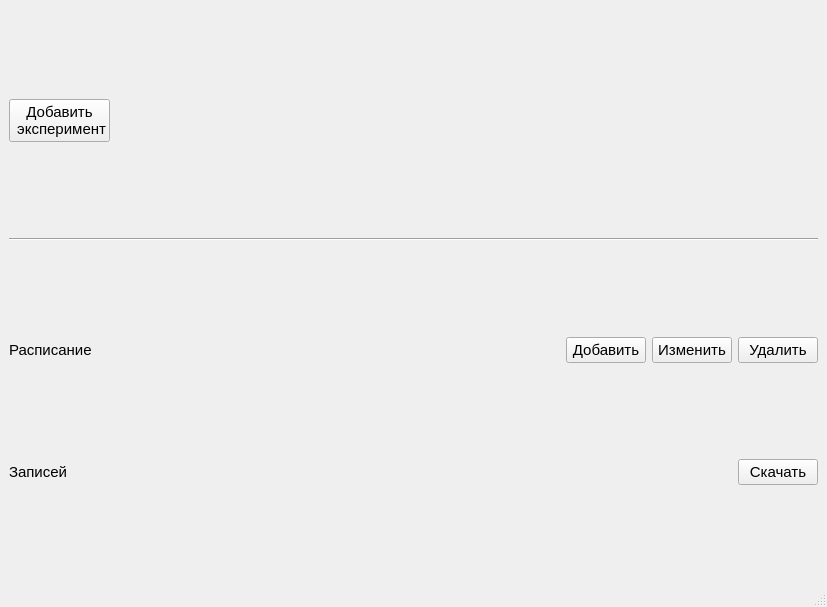
Before: the Qt Designer form ui/v1/main_window.ui in mcsltd/mcs-inRat-planner, drawn with Qt 5.
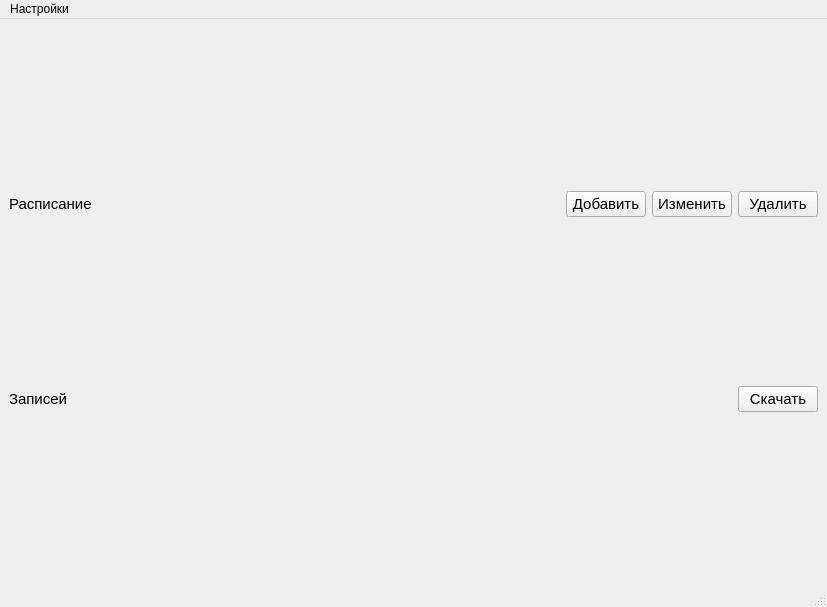
After: the same form once the commit is applied.

Commit message: ui: move dlg create experiment in dlg window for create schedule

The edit to the form file:
```diff
--- a/ui/v1/main_window.ui
+++ b/ui/v1/main_window.ui
@@ -20,7 +20,60 @@
   </property>
   <widget class="QWidget" name="centralwidget">
    <layout class="QGridLayout" name="gridLayout">
-    <item row="2" column="0">
+    <item row="1" column="0">
+     <layout class="QVBoxLayout" name="verticalLayoutHistory">
+      <item>
+       <layout class="QHBoxLayout" name="horizontalLayoutShowRecords">
+        <item>
+         <widget class="QLabel" name="labelHistory">
+          <property name="font">
+           <font>
+            <family>Arial</family>
+            <pointsize>11</pointsize>
+           </font>
+          </property>
+          <property name="text">
+           <string>Записей</string>
+          </property>
+         </widget>
+        </item>
+        <item>
+         <spacer name="horizontalSpacerDownloadRecords">
+          <property name="font">
+           <font>
+            <family>Arial</family>
+            <pointsize>10</pointsize>
+           </font>
+          </property>
+          <property name="orientation">
+           <enum>Qt::Orientation::Horizontal</enum>
+          </property>
+          <property name="sizeHint" stdset="0">
+           <size>
+            <width>40</width>
+            <height>20</height>
+           </size>
+          </property>
+         </spacer>
+        </item>
+        <item>
+         <widget class="QPushButton" name="pushButtonDownloadRecords">
+          <property name="font">
+           <font>
+            <family>Arial</family>
+            <pointsize>11</pointsize>
+           </font>
+          </property>
+          <property name="text">
+           <string>Скачать</string>
+          </property>
+         </widget>
+        </item>
+       </layout>
+      </item>
+     </layout>
+    </item>
+    <item row="0" column="0">
      <layout class="QVBoxLayout" name="verticalLayoutSchedule">
       <item>
        <layout class="QHBoxLayout" name="horizontalLayout_2">
@@ -99,101 +152,6 @@
       </item>
      </layout>
     </item>
-    <item row="0" column="0">
-     <layout class="QVBoxLayout" name="verticalLayout">
-      <item>
-       <layout class="QHBoxLayout" name="horizontalLayout">
-        <item>
-         <widget class="QPushButton" name="pushButtonAddExperiment">
-          <property name="font">
-           <font>
-            <family>Segoe UI</family>
-            <pointsize>11</pointsize>
-           </font>
-          </property>
-          <property name="text">
-           <string>Добавить
- эксперимент</string>
-          </property>
-         </widget>
-        </item>
-        <item>
-         <spacer name="horizontalSpacer_2">
-          <property name="orientation">
-           <enum>Qt::Orientation::Horizontal</enum>
-          </property>
-          <property name="sizeHint" stdset="0">
-           <size>
-            <width>40</width>
-            <height>20</height>
-           </size>
-          </property>
-         </spacer>
-        </item>
-       </layout>
-      </item>
-     </layout>
-    </item>
-    <item row="3" column="0">
-     <layout class="QVBoxLayout" name="verticalLayoutHistory">
-      <item>
-       <layout class="QHBoxLayout" name="horizontalLayoutShowRecords">
-        <item>
-         <widget class="QLabel" name="labelHistory">
-          <property name="font">
-           <font>
-            <family>Arial</family>
-            <pointsize>11</pointsize>
-           </font>
-          </property>
-          <property name="text">
-           <string>Записей</string>
-          </property>
-         </widget>
-        </item>
-        <item>
-         <spacer name="horizontalSpacerDownloadRecords">
-          <property name="font">
-           <font>
-            <family>Arial</family>
-            <pointsize>10</pointsize>
-           </font>
-          </property>
-          <property name="orientation">
-           <enum>Qt::Orientation::Horizontal</enum>
-          </property>
-          <property name="sizeHint" stdset="0">
-           <size>
-            <width>40</width>
-            <height>20</height>
-           </size>
-          </property>
-         </spacer>
-        </item>
-        <item>
-         <widget class="QPushButton" name="pushButtonDownloadRecords">
-          <property name="font">
-           <font>
-            <family>Arial</family>
-            <pointsize>11</pointsize>
-           </font>
-          </property>
-          <property name="text">
-           <string>Скачать</string>
-          </property>
-         </widget>
-        </item>
-       </layout>
-      </item>
-     </layout>
-    </item>
-    <item row="1" column="0">
-     <widget class="Line" name="lineSeparate">
-      <property name="orientation">
-       <enum>Qt::Orientation::Horizontal</enum>
-      </property>
-     </widget>
-    </item>
    </layout>
   </widget>
   <widget class="QMenuBar" name="menubar">
@@ -205,6 +163,12 @@
      <height>22</height>
     </rect>
    </property>
+   <widget class="QMenu" name="menu">
+    <property name="title">
+     <string>Настройки</string>
+    </property>
+   </widget>
+   <addaction name="menu"/>
   </widget>
   <widget class="QStatusBar" name="statusbar"/>
  </widget>
```
The commit also changes 4 other files.
